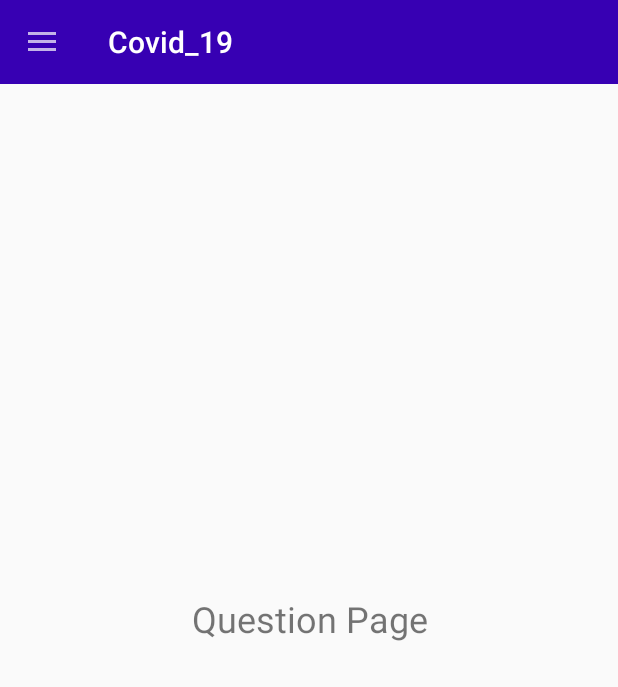
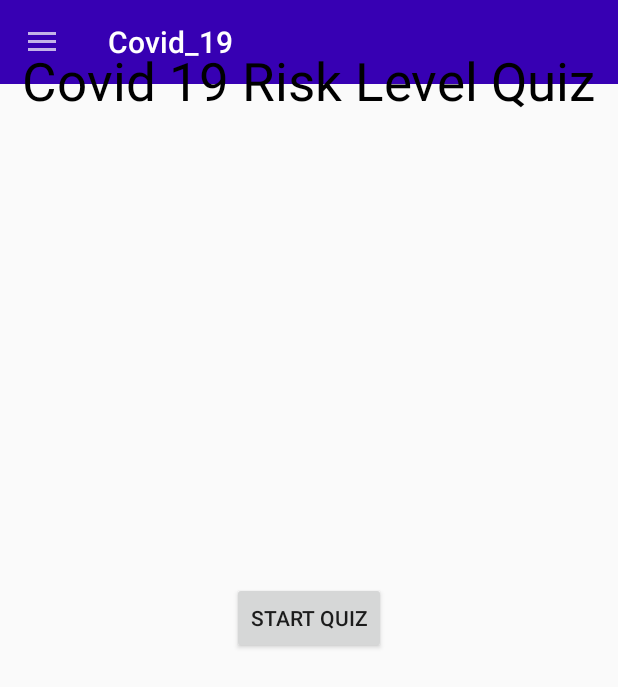
Before and after one commit to TpcBankk/Covid_19, an Android app: the fragment FragmentSecond placed in its activity, on a phone screen of 412 x 824 dp. Shown: the top 687 px of the screen. Run offline under Robolectric (Android 15) with nearby library versions, the phone set to English and light mode, and no system bars; our stand-ins replace Firebase (no records; nobody signed in at launch, a user with empty details on screens opened directly); Roboto replaces fonts that are not available here.

Commit message:
test covid qiuz

```diff
--- a/app/src/main/java/com/example/covid_19/FragmentSecond.java
+++ b/app/src/main/java/com/example/covid_19/FragmentSecond.java
@@ -1,10 +1,13 @@
 package com.example.covid_19;
 
 import androidx.fragment.app.Fragment;
+
+import android.content.Intent;
 import android.view.View;
 import android.view.LayoutInflater;
 import android.view.ViewGroup;
 import android.os.Bundle;
+import android.widget.Button;
 
 
 import androidx.annotation.NonNull;
@@ -16,6 +19,14 @@ public class FragmentSecond extends Fragment {
     @Override
     public View onCreateView(@NonNull LayoutInflater inflater, @Nullable ViewGroup container, @Nullable Bundle saveInstanceState){
         View view = inflater.inflate(R.layout.fragment_second,container,false);
+        Button buttonStartQuiz = view.findViewById(R.id.button_start_quiz);
+        buttonStartQuiz.setOnClickListener(new View.OnClickListener() {
+            @Override
+            public void onClick(View v) {
+                Intent intent = new Intent(getActivity(), QuizActivity.class);
+                startActivity(intent);
+            }
+        });
         return view;
     }
 }
--- a/app/src/main/res/layout/fragment_second.xml
+++ b/app/src/main/res/layout/fragment_second.xml
@@ -1,5 +1,5 @@
 <?xml version="1.0" encoding="utf-8"?>
-<androidx.constraintlayout.widget.ConstraintLayout
+<RelativeLayout
     xmlns:android="http://schemas.android.com/apk/res/android"
     xmlns:app="http://schemas.android.com/apk/res-auto"
     xmlns:tools="http://schemas.android.com/tools"
@@ -7,14 +7,20 @@
     android:layout_height="match_parent">
 
     <TextView
-        android:id="@+id/textView2"
-        android:layout_width="0dp"
+        android:layout_width="wrap_content"
         android:layout_height="wrap_content"
-        android:text="Question Page"
-        android:textAlignment="center"
-        android:textSize="24sp"
-        app:layout_constraintBottom_toBottomOf="parent"
-        app:layout_constraintEnd_toEndOf="parent"
-        app:layout_constraintStart_toStartOf="parent"
-        app:layout_constraintTop_toTopOf="parent" />
-</androidx.constraintlayout.widget.ConstraintLayout>
+        android:layout_centerHorizontal="true"
+        android:layout_marginTop="30dp"
+        android:text="Covid 19 Risk Level Quiz"
+        android:textColor="@android:color/black"
+        android:textSize="35sp" />
+
+
+
+    <Button
+        android:id="@+id/button_start_quiz"
+        android:layout_width="wrap_content"
+        android:layout_height="wrap_content"
+        android:layout_centerInParent="true"
+        android:text="Start Quiz" />
+</RelativeLayout>
--- a/app/src/main/res/values/strings.xml
+++ b/app/src/main/res/values/strings.xml
@@ -1,7 +1,8 @@
 <resources>
     <string name="app_name">Covid_19</string>
     <string name="poom">Poom</string>
-    <string name="facebook_app_id">2313104295657363</string> <string name="fb_login_protocol_scheme">fb2313104295657363</string>
+    <string name="facebook_app_id">2313104295657363</string>
+    <string name="fb_login_protocol_scheme">fb2313104295657363</string>
     <string name="open">open</string>
     <string name="close">close</string>
 
```
Also changed, not shown: app/src/main/AndroidManifest.xml (+26 -8 lines), app/src/main/java/com/example/covid_19/QuizActivity.java (added, +14 -0 lines), app/src/main/res/layout/activity_quiz.xml (added, +78 -0 lines).
